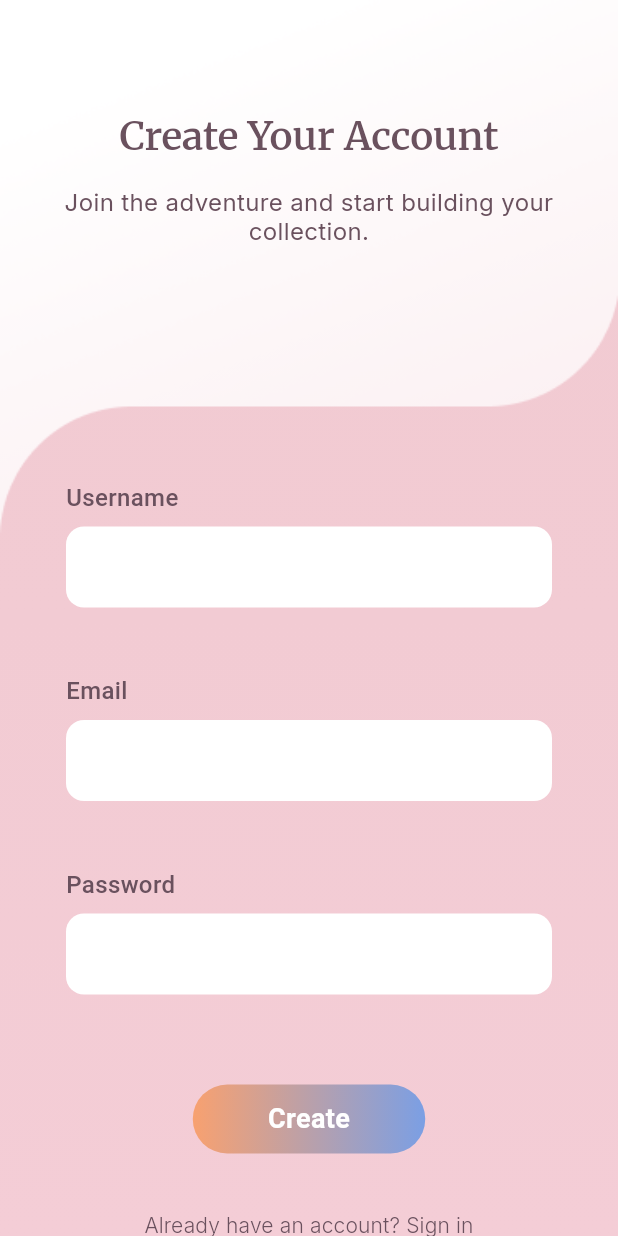
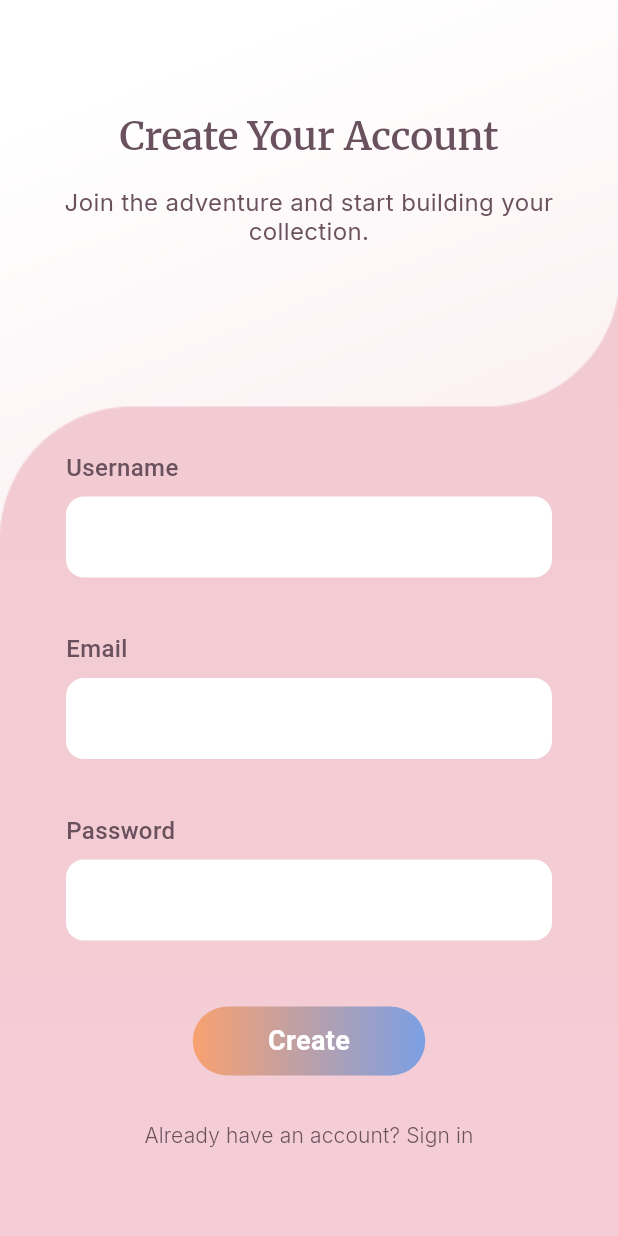
Before and after one commit to Artventuria/front, a Flutter app: the SignUpPage screen opened directly, on a phone screen of 412 x 824 dp. Run offline on Flutter 3.47's test engine with Material 3 defaults, Android fonts, the phone set to English and light mode, and no system bars; drawn by our look-alikes of auto_size_text; our stand-ins replace flutter_svg, google_fonts, uni_links; missing offline and left inert: model_viewer_plus.

Commit message:
style: adjust vertical spacing in sign up page layout

```diff
--- a/lib/screens/auth/sign_up_page.dart
+++ b/lib/screens/auth/sign_up_page.dart
@@ -75,7 +75,7 @@ class _SignUpPageState extends State<SignUpPage> {
             ),
             // Form content
             Positioned(
-              top: whiteContainerHeight + 50,
+              top: whiteContainerHeight + 30,
               left: 0,
               right: 0,
               child: Padding(
@@ -96,7 +96,7 @@ class _SignUpPageState extends State<SignUpPage> {
                           return null;
                         },
                       ),
-                      const SizedBox(height: 24),
+                      const SizedBox(height: 16),
                       // Email field
                       AuthInputField(
                         label: l10n.email,
@@ -113,7 +113,7 @@ class _SignUpPageState extends State<SignUpPage> {
                           return null;
                         },
                       ),
-                      const SizedBox(height: 24),
+                      const SizedBox(height: 16),
                       // Password field
                       AuthInputField(
                         label: l10n.password,
@@ -129,7 +129,7 @@ class _SignUpPageState extends State<SignUpPage> {
                           return null;
                         },
                       ),
-                      const SizedBox(height: 40),
+                      const SizedBox(height: 24),
                       // Create button
                       Center(
                         child: AuthButton(
@@ -137,7 +137,7 @@ class _SignUpPageState extends State<SignUpPage> {
                           onTap: _signUp,
                         ),
                       ),
-                      const SizedBox(height: 24),
+                      const SizedBox(height: 16),
                       // Already have an account text button
                       Center(
                         child: TextButton(
```
